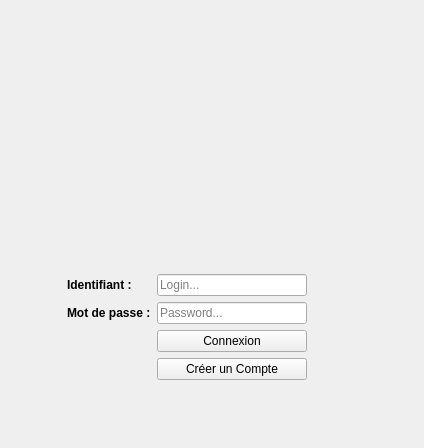
The window that Service_Authentification/mainwindow.ui (clementillig/MonitoringAviation) describes before a commit, drawn with Qt 5.
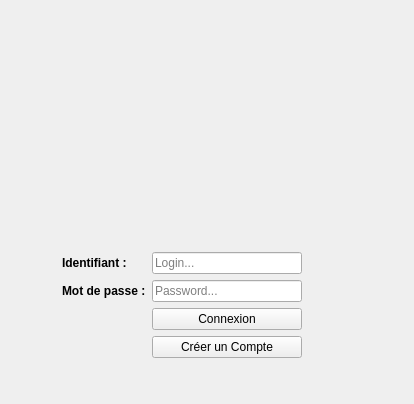
The same window after the commit. Icons and pictures are not drawn.

Diff of the .ui file:
```diff
--- a/Service_Authentification/mainwindow.ui
+++ b/Service_Authentification/mainwindow.ui
@@ -6,8 +6,8 @@
    <rect>
     <x>0</x>
     <y>0</y>
-    <width>424</width>
-    <height>448</height>
+    <width>414</width>
+    <height>404</height>
    </rect>
   </property>
   <property name="minimumSize">
@@ -135,7 +135,6 @@
                <widget class="QLabel" name="label_3">
                 <property name="font">
                  <font>
-                  <weight>75</weight>
                   <bold>true</bold>
                  </font>
                 </property>
@@ -217,7 +216,6 @@
                <widget class="QLabel" name="label_4">
                 <property name="font">
                  <font>
-                  <weight>75</weight>
                   <bold>true</bold>
                  </font>
                 </property>
```
